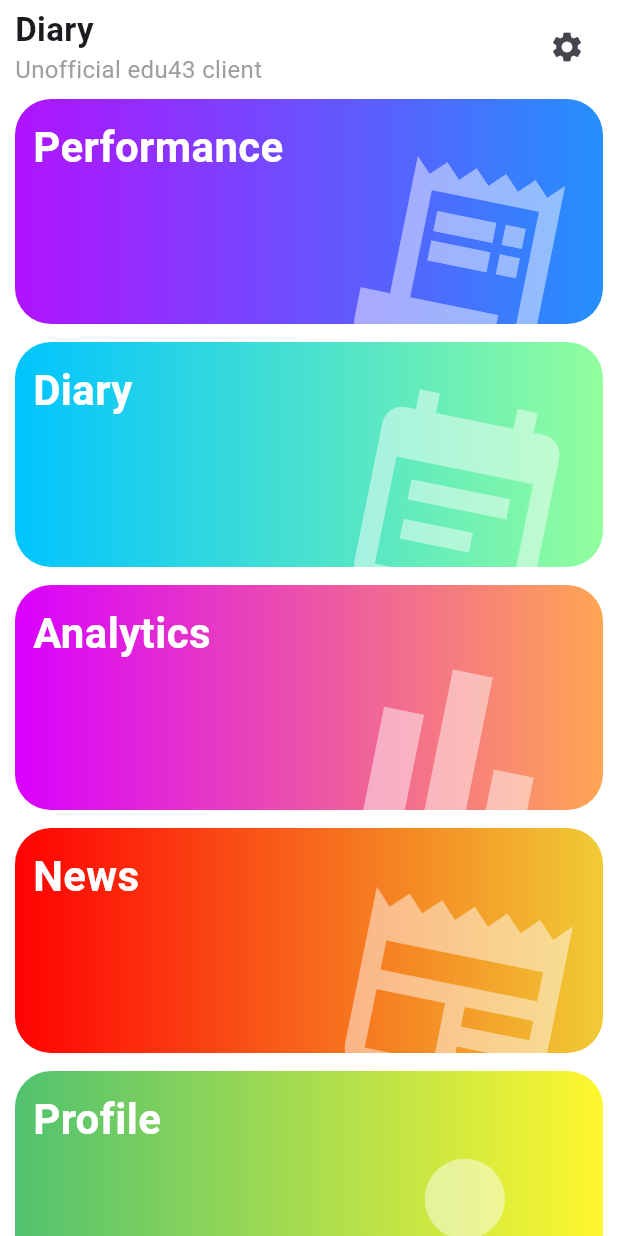
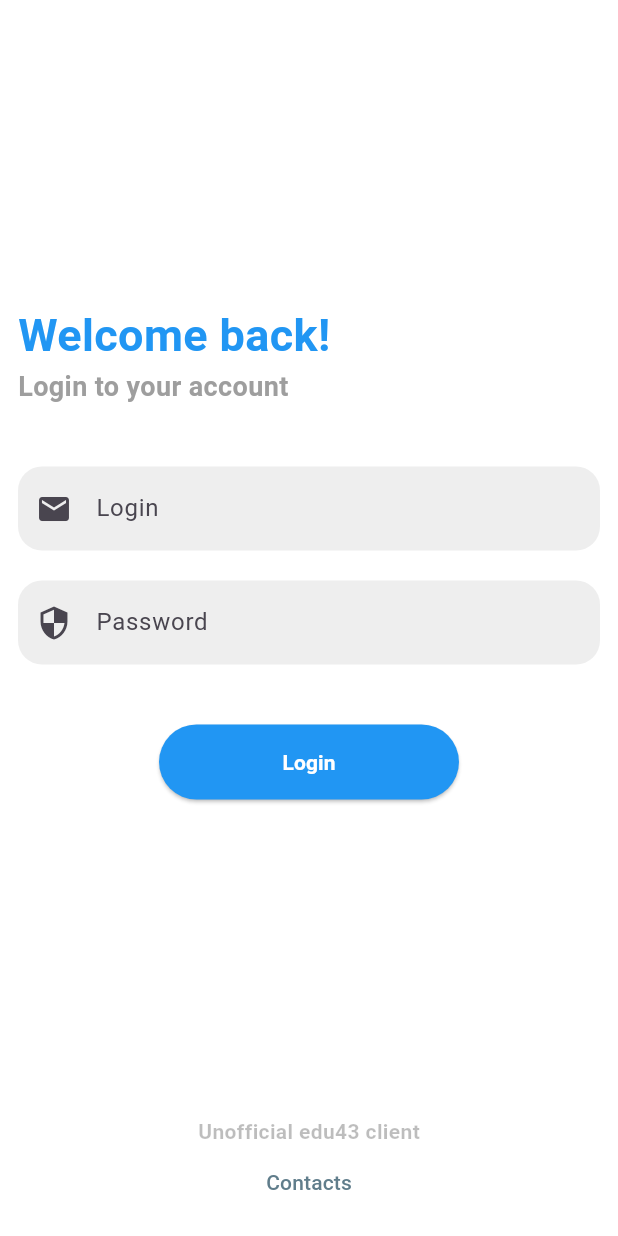
Before and after one commit to Yudnikov-Leonid/DiaryForStudentsFlutter, a Flutter app: the screen it shows after launch, on a phone screen of 412 x 824 dp. Run offline on Flutter 3.47's test engine with Material 3 defaults, Android fonts, the phone set to English and light mode, and no system bars; our stand-ins replace email_validator, equatable, flutter_bloc, get_it, shared_preferences.

Commit message:
feature/login ui and repository

```diff
--- a/lib/core/constants/constants.dart
+++ b/lib/core/constants/constants.dart
@@ -1,3 +1,4 @@
 const String performanceURL = 'https://mp.43edu.ru/journals/marksbyperiod';
 const String finalPerformanceURL = 'https://mp.43edu.ru/journals/periodmarks';
 const String periodsURL = 'https://mp.43edu.ru/journals/allperiods';
+const String loginUrl = 'https://mp.43edu.ru/journals/login';
--- /dev/null
+++ b/lib/features/login/domain/entity/login_result.dart
@@ -0,0 +1,20 @@
+abstract class LoginResult {
+  final String message;
+  LoginResult({required this.message});
+}
+
+class LoginSuccess extends LoginResult {
+  LoginSuccess(): super(message: '');
+}
+
+class LoginEmailFail extends LoginResult {
+  LoginEmailFail(String message): super(message: message);
+}
+
+class LoginPasswordFail extends LoginResult {
+  LoginPasswordFail(String message): super(message: message);
+}
+
+class LoginFail extends LoginResult {
+  LoginFail(String message): super(message: message);
+}
--- /dev/null
+++ b/lib/features/login/domain/repository/login_repository.dart
@@ -0,0 +1,5 @@
+import 'package:edu_diary/features/login/domain/entity/login_result.dart';
+
+abstract class LoginRepository {
+  Future<LoginResult> login(String login, String password);
+}
--- /dev/null
+++ b/lib/features/login/domain/usecases/login.dart
@@ -0,0 +1,26 @@
+import 'package:edu_diary/core/presentation/validation.dart';
+import 'package:edu_diary/core/presentation/validation_exceptions.dart';
+import 'package:edu_diary/core/usecase/usecase.dart';
+import 'package:edu_diary/features/login/domain/entity/login_result.dart';
+import 'package:edu_diary/features/login/domain/repository/login_repository.dart';
+
+class LoginUseCase implements UseCase<LoginResult, (String, String)?> {
+  final LoginRepository _repository;
+  final UiValidator loginUiValidator;
+  final UiValidator passwordUiValidator;
+  LoginUseCase(this._repository,
+      {required this.loginUiValidator, required this.passwordUiValidator});
+
+  @override
+  Future<LoginResult> call({(String, String)? params}) async {
+    try {
+      loginUiValidator.isValid(params!.$1);
+      passwordUiValidator.isValid(params.$2);
+      return _repository.login(params.$1, params.$2);
+    } on LoginException catch(e) {
+      return LoginEmailFail(e.message);
+    } on PasswordException catch (e) {
+      return LoginPasswordFail(e.message);
+    }
+  }
+}
--- /dev/null
+++ b/lib/features/login/presentation/bloc/login_bloc.dart
@@ -0,0 +1,32 @@
+import 'package:edu_diary/features/login/domain/entity/login_result.dart';
+import 'package:edu_diary/features/login/domain/usecases/login.dart';
+import 'package:edu_diary/features/login/presentation/bloc/login_event.dart';
+import 'package:edu_diary/features/login/presentation/bloc/login_state.dart';
+import 'package:flutter_bloc/flutter_bloc.dart';
+
+class LoginBloc extends Bloc<LoginEvent, LoginState> {
+  final LoginUseCase loginUseCase;
+
+  LoginBloc({required this.loginUseCase}) : super(LoginInitialState()) {
+    on<LoginHideErrorsEvent>(_onLoginHideError);
+    on<LoginLoginEvent>(_onLogin);
+  }
+
+  void _onLoginHideError(LoginHideErrorsEvent event, Emitter<LoginState> emit) {
+    emit(LoginInitialState());
+  }
+
+  void _onLogin(LoginLoginEvent event, Emitter<LoginState> emit) async {
+    emit(LoginLoadingState());
+    final result = await loginUseCase(params: (event.login, event.password));
+    if (result is LoginSuccess) {
+      emit(LoginSuccessState());
+    } else if (result is LoginEmailFail) {
+      emit(LoginLoginError(result.message));
+    } else if (result is LoginPasswordFail) {
+      emit(LoginPasswordError(result.message));
+    } else if (result is LoginFail) {
+      emit(LoginFailureState(result.message));
+    }
+  }
+}
--- /dev/null
+++ b/lib/features/login/presentation/bloc/login_event.dart
@@ -0,0 +1,9 @@
+abstract class LoginEvent {}
+
+class LoginHideErrorsEvent extends LoginEvent {}
+
+class LoginLoginEvent extends LoginEvent {
+  final String login, password;
+
+  LoginLoginEvent(this.login, this.password);
+}
--- /dev/null
+++ b/lib/features/login/presentation/bloc/login_state.dart
@@ -0,0 +1,22 @@
+abstract class LoginState {}
+
+class LoginInitialState extends LoginState {}
+
+class LoginLoadingState extends LoginState {}
+
+class LoginLoginError extends LoginState {
+  final String message;
+  LoginLoginError(this.message);
+}
+
+class LoginPasswordError extends LoginState {
+  final String message;
+  LoginPasswordError(this.message);
+}
+
+class LoginFailureState extends LoginState {
+  final String message;
+  LoginFailureState(this.message);
+}
+
+class LoginSuccessState extends LoginState {}
--- /dev/null
+++ b/lib/features/login/presentation/pages/login.dart
@@ -0,0 +1,157 @@
+import 'package:edu_diary/features/login/presentation/bloc/login_bloc.dart';
+import 'package:edu_diary/features/login/presentation/bloc/login_event.dart';
+import 'package:edu_diary/features/login/presentation/bloc/login_state.dart';
+import 'package:edu_diary/features/login/presentation/widgets/input_field.dart';
+import 'package:edu_diary/sl.dart';
+import 'package:flutter/material.dart';
+import 'package:flutter_bloc/flutter_bloc.dart';
+import 'package:url_launcher/url_launcher.dart';
+
+class LoginPage extends StatelessWidget {
+  LoginPage({super.key});
+
+  final TextEditingController _loginController = TextEditingController();
+  final TextEditingController _passwordController = TextEditingController();
+
+  @override
+  Widget build(BuildContext context) {
+    return BlocProvider<LoginBloc>(
+        create: (context) => sl(),
+        child: BlocBuilder<LoginBloc, LoginState>(builder: (context, state) {
+          if (state is LoginInitialState) {
+            return _loginPage(context, '', '', '', false);
+          } else if (state is LoginLoginError) {
+            return _loginPage(context, state.message, '', '', false);
+          } else if (state is LoginPasswordError) {
+            return _loginPage(context, '', state.message, '', false);
+          } else if (state is LoginFailureState) {
+            return _loginPage(context, '', '', state.message, false);
+          } else if (state is LoginLoadingState) {
+            return _loginPage(context, '', '', '', true);
+          } else if (state is LoginSuccessState) {
+            WidgetsBinding.instance.addPostFrameCallback((timeStamp) {
+              Navigator.pushReplacementNamed(context, '/menu');
+            });
+            return _loginPage(context, '', '', '', true);
+          } else {
+            return const Center(child: Text("Unknown state"));
+          }
+        }));
+  }
+
+  Widget _loginPage( BuildContext context,
+      String loginError, String passwordError, String error, bool isLoading) {
+    return Scaffold(
+      body: SafeArea(
+        child: Container(
+          padding: const EdgeInsets.all(12),
+          child: Column(
+            mainAxisAlignment: MainAxisAlignment.end,
+            crossAxisAlignment: CrossAxisAlignment.start,
+            children: [
+              const Text(
+                'Welcome back!',
+                style: TextStyle(
+                    fontSize: 30,
+                    color: Colors.blue,
+                    fontWeight: FontWeight.bold),
+              ),
+              const Text(
+                'Login to your account',
+                style: TextStyle(
+                    fontSize: 18,
+                    fontWeight: FontWeight.bold,
+                    color: Colors.grey),
+              ),
+              const SizedBox(
+                height: 40,
+              ),
+              loginInputField(
+                context,
+                controller: _loginController,
+                hint: 'Login',
+                icon: Icons.email,
+                error: loginError,
+                isEnabled: !isLoading,
+              ),
+              const SizedBox(
+                height: 20,
+              ),
+              loginInputField(
+                context,
+                  controller: _passwordController,
+                  hint: 'Password',
+                  icon: Icons.security,
+                  error: passwordError,
+                  isEnabled: !isLoading,
+                  isPassword: true),
+              const SizedBox(
+                height: 40,
+              ),
+              Center(
+                  child: ElevatedButton(
+                onPressed: isLoading
+                    ? null
+                    : () {
+                        context.read<LoginBloc>().add(LoginLoginEvent(
+                            _loginController.text, _passwordController.text));
+                      },
+                style: ElevatedButton.styleFrom(
+                    backgroundColor: Colors.blue,
+                    minimumSize: const Size(200, 50)),
+                child: const Text(
+                  'Login',
+                  style: TextStyle(
+                      fontWeight: FontWeight.bold, color: Colors.white),
+                ),
+              )),
+              _loadingIndicator(isLoading),
+              const SizedBox(
+                height: 95,
+              ),
+              Center(
+                  child: Text(
+                error,
+                style: const TextStyle(
+                    color: Colors.red, fontWeight: FontWeight.bold),
+              )),
+              const SizedBox(
+                height: 95,
+              ),
+              Center(
+                  child: Column(
+                children: [
+                  const Text(
+                    "Unofficial edu43 client",
+                    style: TextStyle(
+                        color: Colors.black26, fontWeight: FontWeight.bold),
+                  ),
+                  TextButton(
+                      onPressed: () async {
+                        final uri = Uri.parse('https://vk.com/dorhun');
+                        await launchUrl(uri);
+                      },
+                      child: const Text(
+                        'Contacts',
+                        style: TextStyle(color: Colors.blueGrey),
+                      )),
+                ],
+              ))
+            ],
+          ),
+        ),
+      ),
+    );
+  }
+
+   Widget _loadingIndicator(bool isLoading) {
+    if (isLoading) {
+      return const Padding(
+        padding: EdgeInsets.only(top: 40),
+        child: Center(child: CircularProgressIndicator()),
+      );
+    } else {
+      return Container();
+    }
+  }
+}
--- /dev/null
+++ b/lib/features/login/presentation/widgets/input_field.dart
@@ -0,0 +1,31 @@
+import 'package:edu_diary/features/login/presentation/bloc/login_bloc.dart';
+import 'package:edu_diary/features/login/presentation/bloc/login_event.dart';
+import 'package:flutter/material.dart';
+import 'package:flutter_bloc/flutter_bloc.dart';
+
+Widget loginInputField(BuildContext context,
+    {required TextEditingController controller,
+    required String hint,
+    required IconData icon,
+    required String error,
+    required bool isEnabled,
+    bool isPassword = false}) {
+  return Container(
+    decoration: BoxDecoration(
+        color: Colors.grey.shade200,
+        borderRadius: const BorderRadius.all(Radius.circular(16))),
+    child: TextField(
+      controller: controller,
+      decoration: InputDecoration(
+          hintText: hint,
+          prefixIcon: Icon(icon),
+          border: const OutlineInputBorder(borderSide: BorderSide.none),
+          errorText: error.isEmpty ? null : error),
+      obscureText: isPassword,
+      readOnly: !isEnabled,
+      onChanged: (value) {
+        context.read<LoginBloc>().add(LoginHideErrorsEvent());
+      },
+    ),
+  );
+}
--- a/lib/features/performance/presentation/widgets/settings_dialog.dart
+++ b/lib/features/performance/presentation/widgets/settings_dialog.dart
@@ -1,4 +1,3 @@
-import 'package:edu_diary/features/performance/domain/usecases/change_sort_order.dart';
 import 'package:edu_diary/features/performance/presentation/bloc/performance_bloc.dart';
 import 'package:edu_diary/features/performance/presentation/bloc/performance_event.dart';
 import 'package:edu_diary/features/performance/presentation/bloc/performance_state.dart';
--- a/lib/main.dart
+++ b/lib/main.dart
@@ -1,26 +1,33 @@
 import 'package:edu_diary/config/app_theme.dart';
+import 'package:edu_diary/core/service/edu_user.dart';
+import 'package:edu_diary/features/login/presentation/pages/login.dart';
 import 'package:edu_diary/features/menu/presentation/pages/menu.dart';
 import 'package:edu_diary/features/performance/presentation/pages/performance.dart';
 import 'package:edu_diary/sl.dart';
 import 'package:flutter/material.dart';
 
 void main() async {
+  WidgetsFlutterBinding.ensureInitialized();
   await initializeDependencies();
-  runApp(const MainApp());
+  final isLogged = sl<EduUser>().guid().isNotEmpty;
+  runApp(MainApp(isLogged));
 }
 
 class MainApp extends StatelessWidget {
-  const MainApp({super.key});
+  final bool isLogged;
+  const MainApp(this.isLogged, {super.key});
 
   @override
   Widget build(BuildContext context) {
+    final initialRoute = isLogged ? '/menu' : '/login';
     return MaterialApp(
       debugShowCheckedModeBanner: false,
-      initialRoute: '/',
+      initialRoute: initialRoute,
       theme: theme(),
       routes: {
-        '/': (context) => const MenuPage(),
-        '/performance': (context) => const PerformancePage()
+        '/menu': (context) => const MenuPage(),
+        '/login': (context) => LoginPage(),
+        '/performance': (context) => const PerformancePage(),
       },
     );
   }
--- a/pubspec.yaml
+++ b/pubspec.yaml
@@ -17,6 +17,8 @@ dependencies:
   intl: ^0.19.0
   date_format: ^2.0.7
   shared_preferences: ^2.2.3
+  url_launcher: ^6.2.6
+  email_validator: ^2.1.17
 
 dev_dependencies:
   flutter_test:
```
Also changed, not shown: lib/core/presentation/validation.dart (added, +38 -0 lines), lib/core/presentation/validation_exceptions.dart (added, +9 -0 lines), lib/core/service/edu_user.dart (added, +34 -0 lines), lib/features/login/data/data_sources/login_data_source.dart (added, +29 -0 lines), lib/features/login/data/models/response.dart (added, +34 -0 lines), lib/features/login/data/repository/login_repository_impl.dart (added, +27 -0 lines), lib/sl.dart (+17 -0 lines), pubspec.lock, 5 other files.
